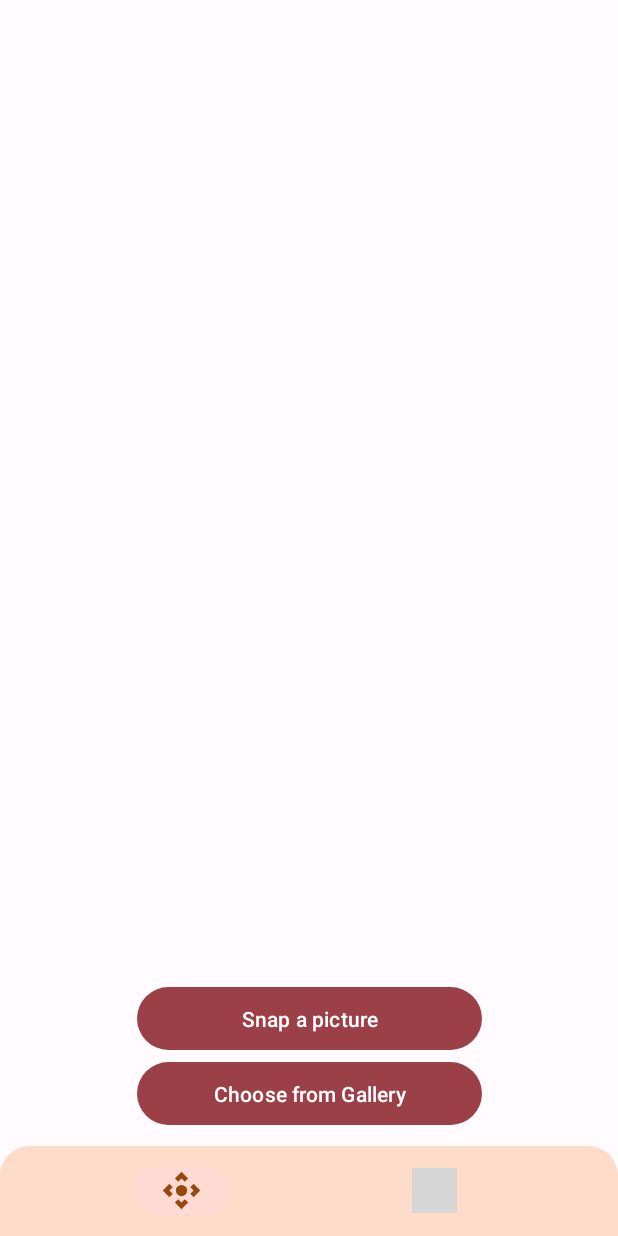
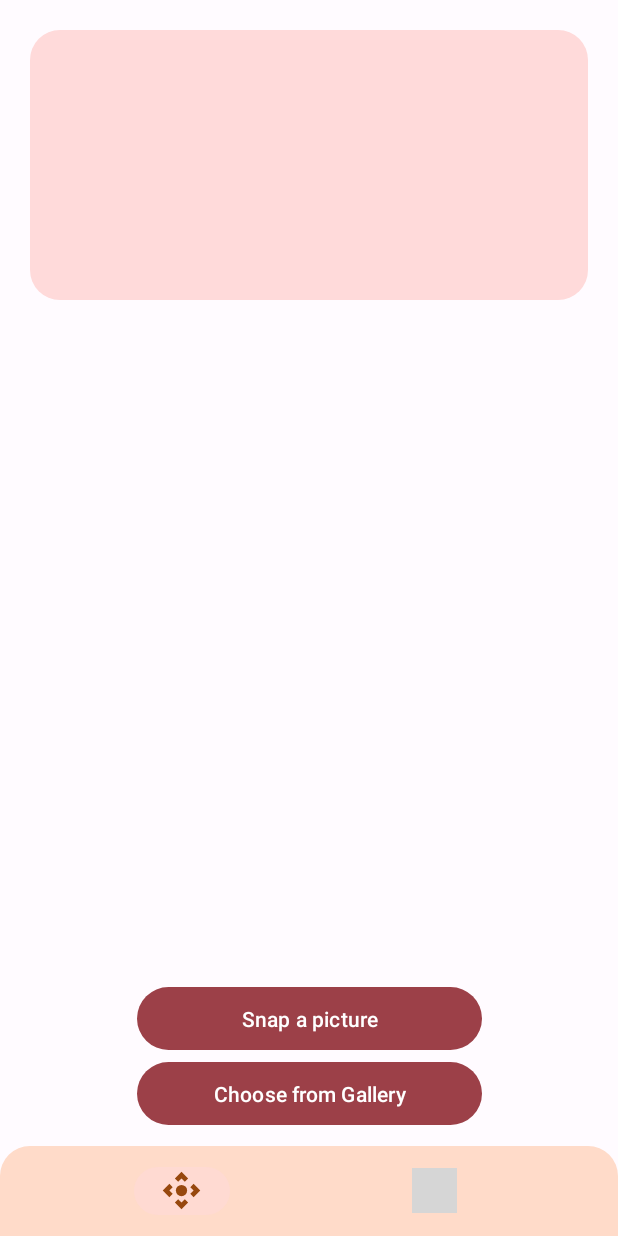
Before and after one commit to shevyakhov/AutoSnap, an Android app: the screen it shows after launch (MainActivity), on a phone screen of 412 x 824 dp. Run offline under Robolectric (Android 15) with nearby library versions, the phone set to English and light mode, and no system bars; our stand-ins replace navigation-ui; libraries missing offline, so code that uses them is left out: com.google.mlkit.vision, com.theartofdev.edmodo; 2 statements that could not run were skipped; grey boxes are pictures that could not be loaded.

Commit message:
motion layout fix

```diff
--- a/app/src/main/res/layout/fragment_text_recognition.xml
+++ b/app/src/main/res/layout/fragment_text_recognition.xml
@@ -16,11 +16,10 @@
         android:layout_marginStart="20dp"
         android:layout_marginTop="20dp"
         android:layout_marginEnd="20dp"
-
         app:layout_constraintEnd_toEndOf="parent"
         app:layout_constraintStart_toStartOf="parent"
         app:layout_constraintTop_toTopOf="parent"
-
+        android:background="@drawable/round_corners"
         >
 
         <TextView
@@ -28,6 +27,7 @@
             android:layout_width="match_parent"
             android:layout_height="wrap_content"
             android:background="?attr/selectableItemBackground"
+            android:backgroundTint="?attr/colorPrimaryContainer"
             android:clickable="false"
             android:focusable="false"
             android:maxEms="30"
--- a/app/src/main/res/xml/fragment_text_recognition_scene.xml
+++ b/app/src/main/res/xml/fragment_text_recognition_scene.xml
@@ -39,7 +39,8 @@
             motion:layout_constraintBottom_toTopOf="@+id/cameraBtn"
             motion:layout_constraintEnd_toEndOf="parent"
             motion:layout_constraintStart_toStartOf="parent"
-            motion:layout_constraintTop_toTopOf="parent" />
+            motion:layout_constraintTop_toTopOf="parent"
+            android:layout_marginBottom="80dp" />
     </ConstraintSet>
     <Transition
         motion:constraintSetEnd="@+id/start"
```
